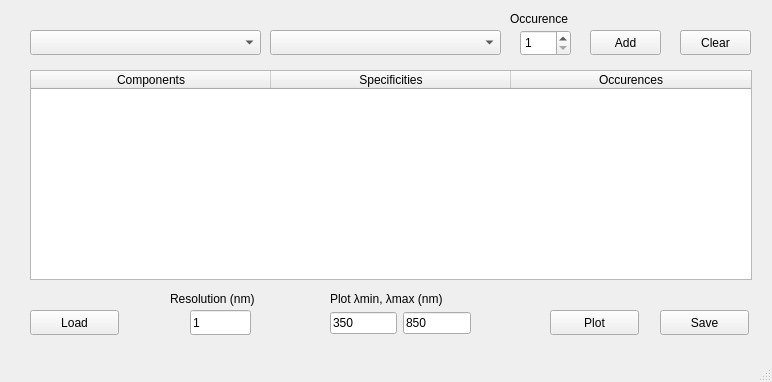
This is select_components.ui in Theo-HC/Setup-transmission as Qt 5 draws it before an edit. The edited form follows.
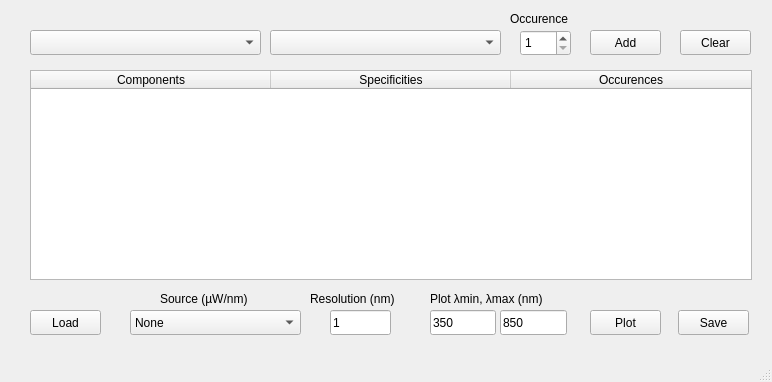
This is the edited form.

Diff of the .ui file:
```diff
--- a/select_components.ui
+++ b/select_components.ui
@@ -115,9 +115,9 @@
    <widget class="QPushButton" name="pushButton_plot">
     <property name="geometry">
      <rect>
-      <x>550</x>
+      <x>590</x>
       <y>310</y>
-      <width>89</width>
+      <width>71</width>
       <height>25</height>
      </rect>
     </property>
@@ -128,7 +128,7 @@
    <widget class="QLineEdit" name="lineEdit_ResolutionGraph">
     <property name="geometry">
      <rect>
-      <x>190</x>
+      <x>330</x>
       <y>310</y>
       <width>61</width>
       <height>25</height>
@@ -154,7 +154,7 @@
    <widget class="QLabel" name="label">
     <property name="geometry">
      <rect>
-      <x>170</x>
+      <x>310</x>
       <y>290</y>
       <width>121</width>
       <height>17</height>
@@ -180,9 +180,9 @@
    <widget class="QPushButton" name="pushButton_save">
     <property name="geometry">
      <rect>
-      <x>660</x>
+      <x>678</x>
       <y>310</y>
-      <width>89</width>
+      <width>71</width>
       <height>25</height>
      </rect>
     </property>
@@ -195,7 +195,7 @@
      <rect>
       <x>30</x>
       <y>310</y>
-      <width>89</width>
+      <width>71</width>
       <height>25</height>
      </rect>
     </property>
@@ -206,7 +206,7 @@
    <widget class="QLabel" name="label_4">
     <property name="geometry">
      <rect>
-      <x>330</x>
+      <x>430</x>
       <y>290</y>
       <width>151</width>
       <height>17</height>
@@ -216,31 +216,59 @@
      <string>Plot λmin, λmax (nm)</string>
     </property>
    </widget>
-   <widget class="QWidget" name="">
+   <widget class="QLineEdit" name="lineEdit_plotAbsMin">
     <property name="geometry">
      <rect>
-      <x>330</x>
+      <x>430</x>
       <y>310</y>
-      <width>141</width>
-      <height>27</height>
+      <width>66</width>
+      <height>25</height>
      </rect>
     </property>
-    <layout class="QGridLayout" name="gridLayout">
-     <item row="0" column="0">
-      <widget class="QLineEdit" name="lineEdit_plotAbsMin">
-       <property name="text">
-        <string>350</string>
-       </property>
-      </widget>
-     </item>
-     <item row="0" column="1">
-      <widget class="QLineEdit" name="lineEdit_plotAbsMax">
-       <property name="text">
-        <string>850</string>
-       </property>
-      </widget>
-     </item>
-    </layout>
+    <property name="text">
+     <string>350</string>
+    </property>
+   </widget>
+   <widget class="QLineEdit" name="lineEdit_plotAbsMax">
+    <property name="geometry">
+     <rect>
+      <x>500</x>
+      <y>310</y>
+      <width>67</width>
+      <height>25</height>
+     </rect>
+    </property>
+    <property name="text">
+     <string>850</string>
+    </property>
+   </widget>
+   <widget class="QComboBox" name="comboBox_sources">
+    <property name="geometry">
+     <rect>
+      <x>130</x>
+      <y>310</y>
+      <width>171</width>
+      <height>25</height>
+     </rect>
+    </property>
+    <item>
+     <property name="text">
+      <string>None</string>
+     </property>
+    </item>
+   </widget>
+   <widget class="QLabel" name="label_3">
+    <property name="geometry">
+     <rect>
+      <x>160</x>
+      <y>290</y>
+      <width>121</width>
+      <height>17</height>
+     </rect>
+    </property>
+    <property name="text">
+     <string>Source (µW/nm)</string>
+    </property>
    </widget>
   </widget>
   <widget class="QMenuBar" name="menubar">
```
Left out of the diff: 3 changed lines with no effect on the pictures.
